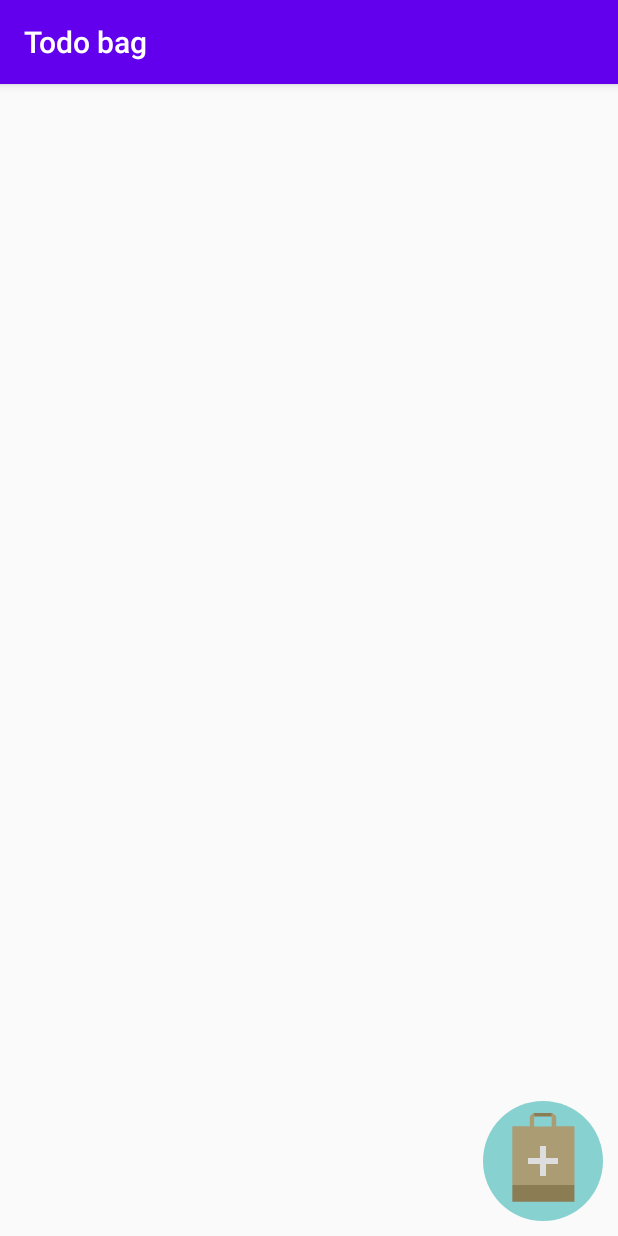
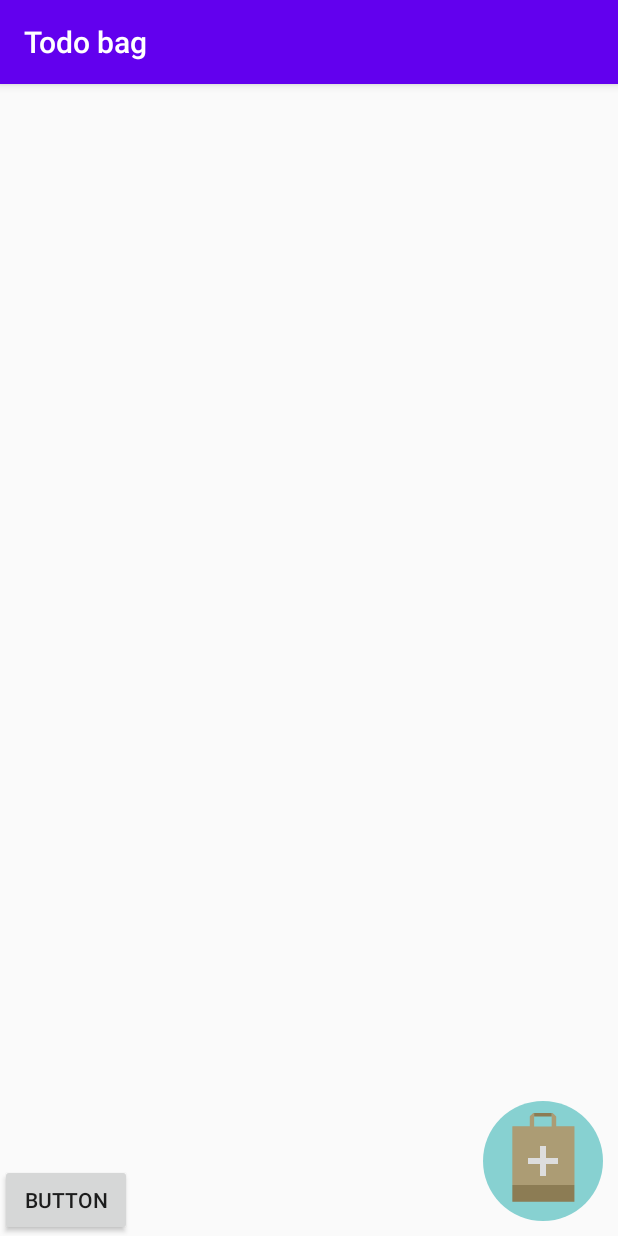
Before and after one commit to zucha/l, an Android app: the screen it shows after launch (MainActivity), on a phone screen of 412 x 824 dp. Run offline under Robolectric (Android 15) with nearby library versions, the phone set to English and light mode, and no system bars; our stand-ins replace Room's generated code.

```diff
--- a/src/main/java/lv/sit/todo/ItemHelperCallback.java
+++ b/src/main/java/lv/sit/todo/ItemHelperCallback.java
@@ -4,6 +4,8 @@ import android.graphics.Canvas;
 import android.graphics.Rect;
 import android.graphics.drawable.ColorDrawable;
 import android.graphics.drawable.Drawable;
+import android.util.Log;
+
 import androidx.annotation.NonNull;
 import androidx.annotation.Nullable;
 import androidx.core.content.ContextCompat;
@@ -37,27 +39,72 @@ public class ItemHelperCallback extends ItemTouchHelper.Callback  {
         _iconEdit = ContextCompat.getDrawable(MainActivity.getInstance(), R.drawable.ic_config);
     }
 
+    @Override
+    public void onChildDraw(@NonNull Canvas c,
+                            @NonNull RecyclerView recyclerView,
+                            @NonNull RecyclerView.ViewHolder viewHolder,
+                            float dX, float dY,
+                            int actionState, boolean isCurrentlyActive) {
 
-
-    @Override
-    public void onChildDraw(@NonNull Canvas c, @NonNull RecyclerView recyclerView, @NonNull RecyclerView.ViewHolder viewHolder, float dX, float dY, int actionState, boolean isCurrentlyActive) {
-
-        // recyclerView.setOnTouchListener();
         ItemAdapter.ViewHolder holder = (ItemAdapter.ViewHolder) viewHolder;
 
-        holder.expanded = false;
+        background.setBounds(0,0,0,0);
+
+        int top = holder.itemView.getTop();
+        int bottom = holder.itemView.getBottom();
+
+        Rect backgroundBounds = new Rect(0, top, (int) dX, bottom);
+
+        background.setBounds(backgroundBounds);
+        background.draw(c);
+
+        if (dX > 100)
+        {
+            dX = 100;
+        }
+
+        super.onChildDraw(c, recyclerView, viewHolder, dX, dY, actionState, isCurrentlyActive);
+    }
+
+    /*@Override
+    public void onChildDraw(@NonNull Canvas c,
+                            @NonNull RecyclerView recyclerView,
+                            @NonNull RecyclerView.ViewHolder viewHolder,
+                            float dX, float dY,
+                            int actionState, boolean isCurrentlyActive) {
+
+        ItemAdapter.ViewHolder holder = (ItemAdapter.ViewHolder) viewHolder;
+
+        Log.d(MainActivity.LOG_TAG, "Child draw sate: " + actionState);
+        // Log.d(MainActivity.LOG_TAG, "child draw active: " + isCurrentlyActive);
+        // Log.d(MainActivity.LOG_TAG, "child draw expanded: " + holder.expanded);
+
+        if (isCurrentlyActive) {
+            holder.expanded = false;
+        }
+
+        if (!isCurrentlyActive && holder.expanded && dX <= _buttonSize(holder) ) {
+            dX = (_buttonSize(holder) * 2);
+        }
 
         background.setBounds(0,0,0,0);
 
         holder.deleteBounds = new Rect(0,0,0,0);
         holder.editBounds = new Rect(0,0,0,0);
 
-        if (dX > 0 )
+        if (holder.expanded && dX == _buttonSize(holder) * 2)
         {
-            if (dX > _buttonSize(holder) * 2 )
+            onSwiped(viewHolder, 8);
+        }
+
+        // Log.d(MainActivity.LOG_TAG, "Dx: " + dX);
+
+        // if (dX > 0 )
+        {
+            if (dX > (_buttonSize(holder) * 2) )
             {
                 holder.expanded = true;
-                dX = _buttonSize(holder) * 2;
+                // dX = _buttonSize(holder) * 2;
             }
 
             int top = holder.itemView.getTop();
@@ -68,17 +115,25 @@ public class ItemHelperCallback extends ItemTouchHelper.Callback  {
             background.setBounds(backgroundBounds);
             background.draw(c);
 
-            Rect deleteBackgroundBounds = new Rect(backgroundBounds);
+            Rect buttonBounds = new Rect(backgroundBounds);
+            if (buttonBounds.right > (_buttonSize(holder) * 2))
+            {
+                buttonBounds.right = _buttonSize(holder) * 2;
+            }
+
+            // Log.d(MainActivity.LOG_TAG, "button bounds: " + buttonBounds.toString());
+
+            Rect deleteBackgroundBounds = new Rect(buttonBounds);
             deleteBackgroundBounds.right /= 2;
             holder.deleteBounds.set(deleteBackgroundBounds);
 
-            Rect editBackgroundBounds = new Rect(backgroundBounds);
-            editBackgroundBounds.left = backgroundBounds.right/2;
+            Rect editBackgroundBounds = new Rect(buttonBounds);
+            editBackgroundBounds.left = buttonBounds.right/2;
             holder.editBounds.set(editBackgroundBounds);
 
             if (dX > 100)
             {
-                Rect deleteIconBounds = new Rect(backgroundBounds);
+                Rect deleteIconBounds = new Rect(buttonBounds);
                 deleteIconBounds.left += 50;
                 deleteIconBounds.top += 50;
                 deleteIconBounds.right -= 50 + _buttonSize(holder);
@@ -86,7 +141,7 @@ public class ItemHelperCallback extends ItemTouchHelper.Callback  {
                 _iconDelete.setBounds(deleteIconBounds);
                 _iconDelete.draw(c);
 
-                Rect editIconBounds = new Rect(backgroundBounds);
+                Rect editIconBounds = new Rect(buttonBounds);
                 editIconBounds.left += 50 + _buttonSize(holder);
                 editIconBounds.top += 50;
                 editIconBounds.right -= 50;
@@ -96,18 +151,17 @@ public class ItemHelperCallback extends ItemTouchHelper.Callback  {
             }
         }
 
-        /*if (dX < 0)
+        *//*if (dX < 0)
         {
             dX = 0;
-        }*/
+        }*//*
 
         super.onChildDraw(c, recyclerView, holder, dX, dY, actionState, isCurrentlyActive);
-    }
+    }*/
 
     @Override
     public int getMovementFlags(@NonNull RecyclerView recyclerView, @NonNull RecyclerView.ViewHolder viewHolder) {
-        return makeMovementFlags(ItemTouchHelper.UP | ItemTouchHelper.DOWN | ItemTouchHelper.START | ItemTouchHelper.END ,
-            ItemTouchHelper.RIGHT);
+        return makeMovementFlags(ItemTouchHelper.UP | ItemTouchHelper.DOWN | ItemTouchHelper.START | ItemTouchHelper.END, 0);
     }
 
     @Override
@@ -128,23 +182,14 @@ public class ItemHelperCallback extends ItemTouchHelper.Callback  {
         return true;
     }
 
-    @Override
-    public void onSwiped(@NonNull RecyclerView.ViewHolder viewHolder, int direction) {
-
-    }
-
-    @Override
-    public boolean isItemViewSwipeEnabled() {
-        return true;
-    }
-
     /**
-     * cache row height
+     * Cache row height
      */
     private int _rowHeight;
 
     /**
      * Size of row height
+     *
      * Determine size to create proportional buttons
      */
     private int _buttonSize (ItemAdapter.ViewHolder holder)
@@ -156,4 +201,9 @@ public class ItemHelperCallback extends ItemTouchHelper.Callback  {
 
         return _rowHeight = holder.itemView.getBottom() - holder.itemView.getTop();
     }
+
+    @Override
+    public void onSwiped(@NonNull RecyclerView.ViewHolder viewHolder, int direction) {
+
+    }
 }
--- a/src/main/java/lv/sit/todo/MainActivity.java
+++ b/src/main/java/lv/sit/todo/MainActivity.java
@@ -29,7 +29,7 @@ public class MainActivity extends AppCompatActivity {
     }
 
     /**
-     * Tag for loging
+     * Tag for logging
      */
     public final static String LOG_TAG = "todoapp";
 
@@ -53,7 +53,7 @@ public class MainActivity extends AppCompatActivity {
     }
 
     /**
-     *
+     * Open dialog to edit item
      */
     private void registerFormActions ()
     {
@@ -79,18 +79,6 @@ public class MainActivity extends AppCompatActivity {
         ItemTouchHelper touchHelper = new ItemTouchHelper(dragDropCallback);
         touchHelper.attachToRecyclerView(recyclerView);
 
-        SwipeMenuListener swipeMenuLisener = new SwipeMenuListener (recyclerView);
-        swipeMenuLisener.onDelete ((Item item) -> {
-            Log.d(LOG_TAG, "On delete callback: " + item.id);
-            (new DeleteThread(item)).start();
-        });
-        swipeMenuLisener.onEdit ((Item item) -> {
-            Log.d(LOG_TAG, "On edit callback: " + item.id);
-            FragmentManager fm = MainActivity.getInstance().getSupportFragmentManager();
-            ItemDialog itemDialog = new ItemDialog(item);
-            itemDialog.show(fm, "test_tag");
-        });
-
         new DbThread(() -> {
             runOnUiThread(() -> {
                 ItemAdapter.getInstance().notifyDataSetChanged();
--- a/src/main/java/lv/sit/todo/RandomString.java
+++ b/src/main/java/lv/sit/todo/RandomString.java
@@ -1,5 +1,8 @@
 package lv.sit.todo;
 
+/**
+ * @deprecated
+ */
 public class RandomString {
     /**
      *
--- /dev/null
+++ b/src/main/res/drawable/bg_black.xml
@@ -0,0 +1,5 @@
+<?xml version="1.0" encoding="utf-8"?>
+<shape  xmlns:android="http://schemas.android.com/apk/res/android"
+    android:shape="rectangle">
+    <solid android:color="@color/black"/>
+</shape>
--- a/src/main/res/drawable/ic_config.xml
+++ b/src/main/res/drawable/ic_config.xml
@@ -4,6 +4,6 @@
     android:viewportWidth="1000"
     android:viewportHeight="1000">
   <path
-      android:fillColor="#DDDDDD"
+      android:fillColor="#DD00dd"
       android:pathData="M863.5,402.5c-8.6,-32 -21.2,-62.4 -37.5,-90.5l71.3,-107.6L795.6,102.7L688.1,174c-28.1,-16.2 -58.5,-29 -90.6,-37.5L571.9,10H428.1l-25.7,126.5c-32.1,8.6 -62.5,21.3 -90.6,37.5l-107.6,-71.3L102.7,204.4L174,311.9c-16.3,28.1 -29,58.5 -37.5,90.6L10,428.1v143.7l126.5,25.7c8.6,32.1 21.2,62.5 37.5,90.6l-71.3,107.6l101.7,101.6L311.9,826c28.1,16.2 58.5,29 90.6,37.5L428.1,990h143.7l25.7,-126.5c32.1,-8.6 62.5,-21.3 90.6,-37.5l107.5,71.3l101.7,-101.6L826,688.1c16.3,-28.1 29,-58.5 37.5,-90.6L990,571.9V428.1L863.5,402.5L863.5,402.5zM670.2,500c0,93.9 -76.2,170.2 -170.2,170.2c-94,0 -170.2,-76.2 -170.2,-170.2c0,-94 76.2,-170.2 170.2,-170.2S670.2,406 670.2,500z"/>
 </vector>
--- a/src/main/res/layout/activity_main.xml
+++ b/src/main/res/layout/activity_main.xml
@@ -20,22 +20,47 @@
         android:background="#00FFFFFF"
         android:scaleType="centerInside"
         android:src="@drawable/ic_bag_round_plus"
+        android:translationZ="10sp"
         app:layout_constraintBottom_toBottomOf="parent"
         app:layout_constraintEnd_toEndOf="@+id/mainRecycler" />
 
-    <include layout="@layout/form"
+    <include
+        android:id="@+id/itemForm"
+        layout="@layout/form"
         android:layout_width="match_parent"
         android:layout_height="match_parent"
-        android:id="@+id/itemForm"
-        android:visibility="gone"/>
+        android:visibility="gone" />
 
     <Button
         android:id="@+id/testButton"
         android:layout_width="wrap_content"
         android:layout_height="wrap_content"
         android:text="Button"
+        android:visibility="visible"
         app:layout_constraintBottom_toBottomOf="@+id/mainRecycler"
-        app:layout_constraintStart_toStartOf="@+id/mainRecycler"
-        android:visibility="gone"/>
+        app:layout_constraintStart_toStartOf="@+id/mainRecycler" />
+
+    <LinearLayout
+        android:id="@+id/undoLayout"
+        android:layout_width="match_parent"
+        android:layout_height="50dp"
+        android:layout_marginBottom="10dp"
+        android:background="@drawable/bg_black"
+        android:gravity="bottom"
+        android:orientation="horizontal"
+        android:visibility="gone"
+        app:layout_constraintBottom_toBottomOf="parent"
+        tools:layout_editor_absoluteX="10dp">
+
+        <TextView
+            android:layout_width="wrap_content"
+            android:layout_height="match_parent"
+            android:layout_marginStart="24sp"
+            android:gravity="center"
+            android:text="@string/undo"
+            android:textColor="@color/white"
+            android:textSize="18sp"
+            android:textStyle="normal" />
+    </LinearLayout>
 
 </androidx.constraintlayout.widget.ConstraintLayout>
--- a/src/main/res/values/colors.xml
+++ b/src/main/res/values/colors.xml
@@ -5,4 +5,5 @@
     <color name="colorAccent">#03DAC5</color>
     <color name="warning">#FF5722</color>
     <color name="white">#FFFFFF</color>
+    <color name="black">#000000</color>
 </resources>
--- a/src/main/res/values/strings.xml
+++ b/src/main/res/values/strings.xml
@@ -3,4 +3,5 @@
     <string name="remove">Remove</string>
     <string name="create">Create</string>
     <string name="update">Update</string>
+    <string name="undo">Undo</string>
 </resources>
```
Also changed, not shown: src/main/java/lv/sit/todo/ItemAdapter.java (+21 -8 lines), src/main/java/lv/sit/todo/RowSwipe.java (added, +57 -0 lines), src/main/java/lv/sit/todo/RowSwipeAnimation.java (added, +309 -0 lines), src/main/java/lv/sit/todo/SwipeMenuListener.java (+1 -9 lines), src/main/res/layout/row.xml (+30 -3 lines), src/main/res/drawable/bg_row_background.xml (renamed from src/main/res/drawable/row_background.xml), 1 other file.
